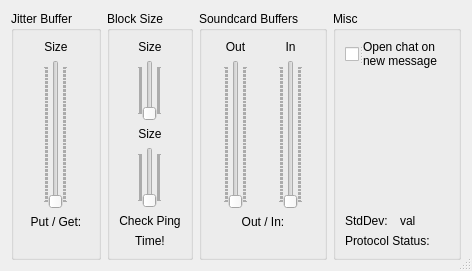
Qt form src/clientsettingsdlgbase.ui (Daninet/jamulus) before a commit.
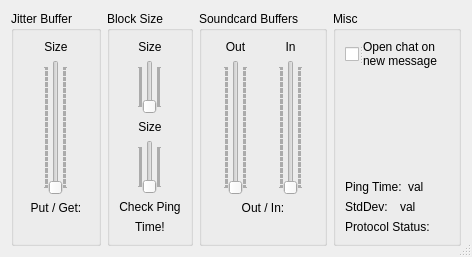
The same form after that commit. Icons and pictures are not drawn. Custom widgets are drawn as their Qt base class.

Commit message: ping time measurement finished

Diff of the .ui file:
```diff
--- a/src/clientsettingsdlgbase.ui
+++ b/src/clientsettingsdlgbase.ui
@@ -6,7 +6,7 @@
     <x>0</x>
     <y>0</y>
     <width>425</width>
-    <height>271</height>
+    <height>257</height>
    </rect>
   </property>
   <property name="windowTitle" >
@@ -750,12 +750,58 @@
         </property>
         <property name="sizeHint" >
          <size>
-          <width>20</width>
-          <height>71</height>
+          <width>98</width>
+          <height>51</height>
          </size>
         </property>
        </spacer>
       </item>
+      <item>
+       <layout class="QHBoxLayout" >
+        <item>
+         <widget class="QLabel" name="TextLabel1_3" >
+          <property name="text" >
+           <string>Ping Time:</string>
+          </property>
+          <property name="wordWrap" >
+           <bool>false</bool>
+          </property>
+         </widget>
+        </item>
+        <item>
+         <widget class="QLabel" name="TextLabelPingTime" >
+          <property name="text" >
+           <string>val</string>
+          </property>
+          <property name="wordWrap" >
+           <bool>false</bool>
+          </property>
+         </widget>
+        </item>
+        <item>
+         <widget class="CMultiColorLED" native="1" name="CLEDPingTime" >
+          <property name="sizePolicy" >
+           <sizepolicy vsizetype="Fixed" hsizetype="Fixed" >
+            <horstretch>0</horstretch>
+            <verstretch>0</verstretch>
+           </sizepolicy>
+          </property>
+          <property name="minimumSize" >
+           <size>
+            <width>13</width>
+            <height>13</height>
+           </size>
+          </property>
+          <property name="maximumSize" >
+           <size>
+            <width>13</width>
+            <height>13</height>
+           </size>
+          </property>
+         </widget>
+        </item>
+       </layout>
+      </item>
       <item>
        <layout class="QHBoxLayout" >
         <property name="spacing" >
```
The commit also changes 2 other files.
